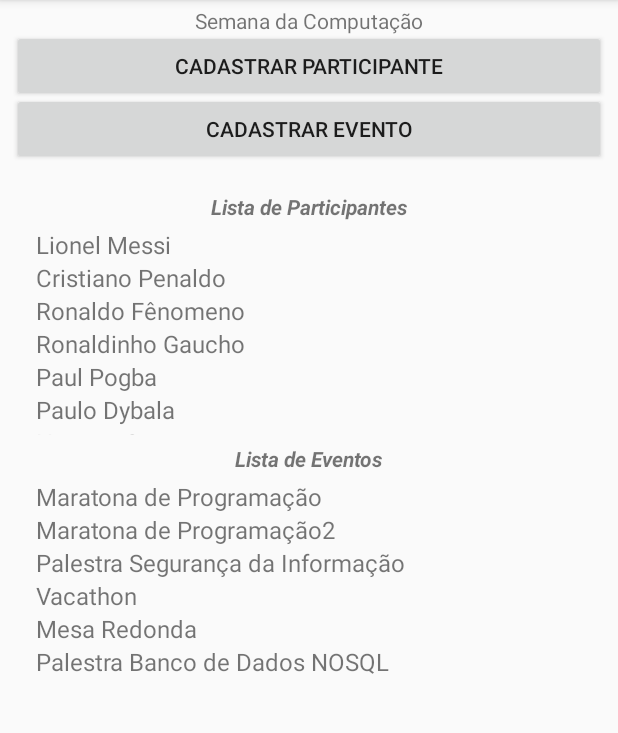
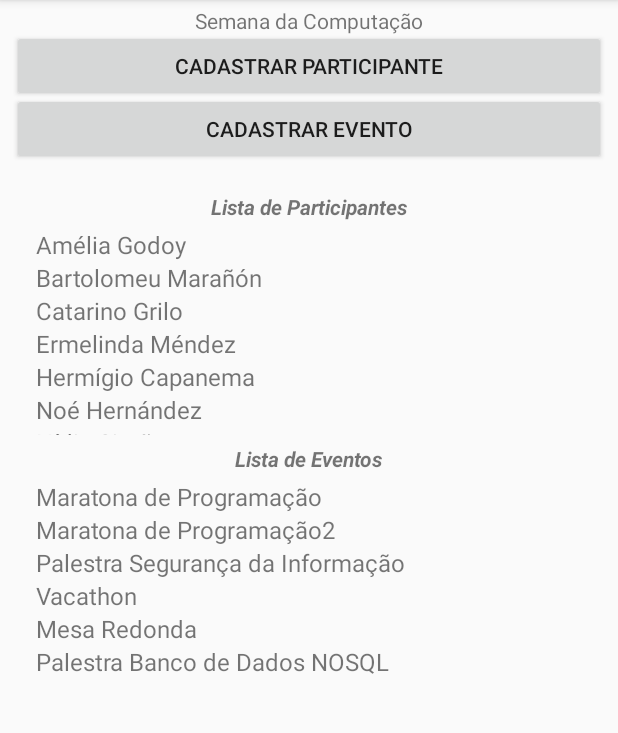
Before and after one commit to ufjf-dcc196/dcc196-2018-3-trb2-trb2-lucasbrandao, an Android app: the screen it shows after launch (MainActivity), on a phone screen of 412 x 824 dp, the part 84-817 px from its top. Run offline under Robolectric (Android 15) with nearby library versions, the phone set to English and light mode, and no system bars.

Commit message:
Commit final. Ajuste dados iniciais e layout

```diff
--- a/app/src/main/java/ufjf/dcc196/trb01/MainActivity.java
+++ b/app/src/main/java/ufjf/dcc196/trb01/MainActivity.java
@@ -104,6 +104,14 @@ public class MainActivity extends AppCompatActivity {
                     String email = resultado.getString("email");
                     String matricula = resultado.getString("matricula");
 
+                    //verificar se matricula já está cadastrada
+                    for (int i=0; i<listaAlunos.size(); i++){
+                        if (matricula.equals(listaAlunos.get(i).getMatricula())){
+                            Toast.makeText(getApplicationContext(), "Este número de matrícula já foi cadastrado", Toast.LENGTH_LONG).show();
+                            return;
+                        }
+                    }
+
                     Aluno novoAluno = new Aluno(nome, email, matricula);
                     this.listaAlunos.add(novoAluno);
 
@@ -128,15 +136,15 @@ public class MainActivity extends AppCompatActivity {
     }
 
     public void carregarListaAlunos() {
-        this.listaAlunos.add(new Aluno("Lionel Messi","leomessi@gmail.com","201200250AC"));
-        this.listaAlunos.add(new Aluno("Cristiano Penaldo","cr7@gmail.com","201200250AC"));
-        this.listaAlunos.add(new Aluno("Ronaldo Fênomeno","ronaldo@gmail.com","201200250AC"));
-        this.listaAlunos.add(new Aluno("Ronaldinho Gaucho","ronaldinho@gmail.com","201200250AC"));
-        this.listaAlunos.add(new Aluno("Paul Pogba","pogba@gmail.com","201200250AC"));
-        this.listaAlunos.add(new Aluno("Paulo Dybala ","dybala@gmail.com","201200250AC"));
-        this.listaAlunos.add(new Aluno("Neymar Santos","neymidia@gmail.com","201200250AC"));
-        this.listaAlunos.add(new Aluno("Philipe Coutinho","coutinho@gmail.com","201200250AC"));
-        this.listaAlunos.add(new Aluno("Mohammed Salah","salah@gmail.com","201200250AC"));
+        this.listaAlunos.add(new Aluno("Amélia Godoy","amelia@gmail.com","201840250A"));
+        this.listaAlunos.add(new Aluno("Bartolomeu Marañón","bartolomeu@gmail.com","201850250A"));
+        this.listaAlunos.add(new Aluno("Catarino Grilo","catarino@gmail.com","201860250A"));
+        this.listaAlunos.add(new Aluno("Ermelinda Méndez","ermelinda@gmail.com","201870250A"));
+        this.listaAlunos.add(new Aluno("Hermígio Capanema","capanema@gmail.com","201880250A"));
+        this.listaAlunos.add(new Aluno("Noé Hernández","noeh@gmail.com","201890250A"));
+        this.listaAlunos.add(new Aluno("Nídia Simão","nidias@gmail.com","201810250A"));
+        this.listaAlunos.add(new Aluno("Poliana Rebello","polianarebello@gmail.com","201820250A"));
+        this.listaAlunos.add(new Aluno("Silvana Girão","giraosilvana@gmail.com","201830250A"));
     }
 
     public void carregaListaEventos() {
```
Also changed, not shown: app/src/main/res/layout/activity_detalhes_evento.xml (+17 -17 lines).
